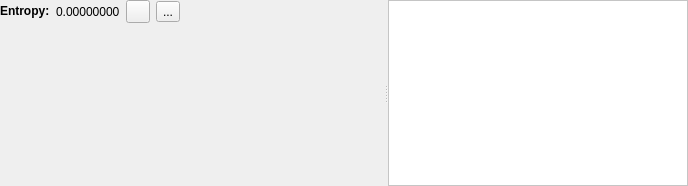
PREF/PREF, file views/hexview/chartwidget/chartwidget.ui: the form before one commit.
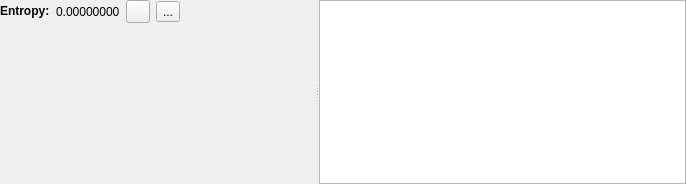
The form after the commit. Icons and pictures are not drawn. Custom widgets are drawn as their Qt base class.

Commit message: Removed old code, implemented HistogramModel, cleaned UI

Patch:
```diff
--- a/views/hexview/chartwidget/chartwidget.ui
+++ b/views/hexview/chartwidget/chartwidget.ui
@@ -6,8 +6,8 @@
    <rect>
     <x>0</x>
     <y>0</y>
-    <width>688</width>
-    <height>186</height>
+    <width>686</width>
+    <height>184</height>
    </rect>
   </property>
   <property name="windowTitle">
@@ -98,46 +98,9 @@
       </layout>
      </widget>
      <widget class="QTableView" name="lisOccurrence">
-      <property name="enabled">
-       <bool>true</bool>
-      </property>
-      <property name="sizePolicy">
-       <sizepolicy hsizetype="Preferred" vsizetype="Preferred">
-        <horstretch>0</horstretch>
-        <verstretch>0</verstretch>
-       </sizepolicy>
-      </property>
-      <property name="minimumSize">
-       <size>
-        <width>0</width>
-        <height>0</height>
-       </size>
-      </property>
-      <property name="maximumSize">
-       <size>
-        <width>300</width>
-        <height>16777215</height>
-       </size>
-      </property>
-      <property name="baseSize">
-       <size>
-        <width>0</width>
-        <height>0</height>
-       </size>
-      </property>
-      <property name="styleSheet">
-       <string notr="true">background-color: white;
-alternate-background-color: whitesmoke;</string>
-      </property>
       <property name="editTriggers">
        <set>QAbstractItemView::NoEditTriggers</set>
       </property>
-      <property name="alternatingRowColors">
-       <bool>true</bool>
-      </property>
-      <property name="selectionMode">
-       <enum>QAbstractItemView::SingleSelection</enum>
-      </property>
       <property name="selectionBehavior">
        <enum>QAbstractItemView::SelectRows</enum>
       </property>
```
The commit also changes 5 other files.
